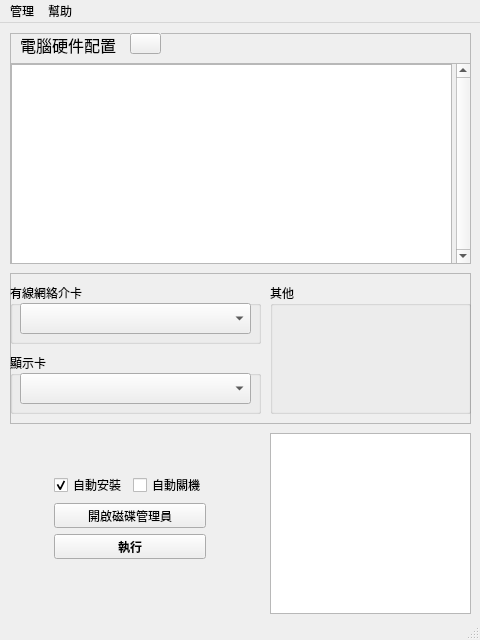
Before: the Qt Designer form src/main.ui in SuperDumbTM/driver-box, drawn with Qt 5.
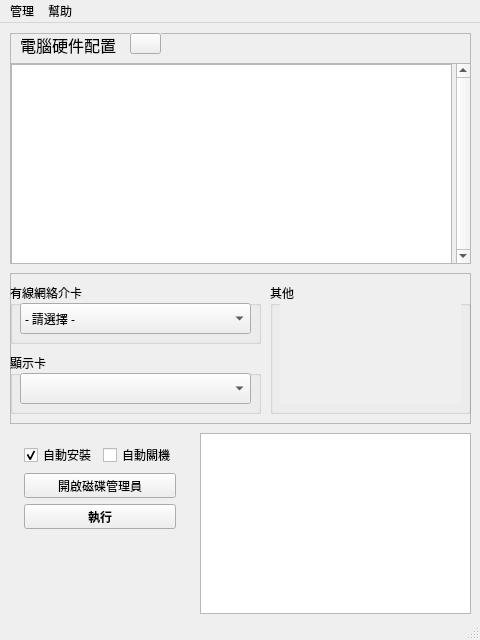
After: the same form once the commit is applied. Icons and pictures are not drawn.

```diff
--- a/src/main.ui
+++ b/src/main.ui
@@ -66,6 +66,11 @@
       <property name="toolTip">
        <string>&lt;html&gt;&lt;head/&gt;&lt;body&gt;&lt;p&gt;&lt;br/&gt;&lt;/p&gt;&lt;/body&gt;&lt;/html&gt;</string>
       </property>
+      <item>
+       <property name="text">
+        <string>- 請選擇 -</string>
+       </property>
+      </item>
      </widget>
     </widget>
     <widget class="QGroupBox" name="displaydriGroupBox">
@@ -109,7 +114,7 @@
      <property name="title">
       <string>其他</string>
      </property>
-     <widget class="QWidget" name="verticalLayoutWidget">
+     <widget class="QScrollArea" name="scrollArea">
       <property name="geometry">
        <rect>
         <x>10</x>
@@ -118,15 +123,52 @@
         <height>101</height>
        </rect>
       </property>
-      <layout class="QVBoxLayout" name="otherdriLayout"/>
+      <property name="autoFillBackground">
+       <bool>false</bool>
+      </property>
+      <property name="styleSheet">
+       <string notr="true">border: 0px;
+</string>
+      </property>
+      <property name="sizeAdjustPolicy">
+       <enum>QAbstractScrollArea::AdjustIgnored</enum>
+      </property>
+      <property name="widgetResizable">
+       <bool>true</bool>
+      </property>
+      <widget class="QWidget" name="scrollAreaWidgetContents_2">
+       <property name="geometry">
+        <rect>
+         <x>0</x>
+         <y>0</y>
+         <width>181</width>
+         <height>101</height>
+        </rect>
+       </property>
+       <property name="styleSheet">
+        <string notr="true">border-color: rgba(255, 255, 255, 0);
+</string>
+       </property>
+       <widget class="QWidget" name="verticalLayoutWidget">
+        <property name="geometry">
+         <rect>
+          <x>0</x>
+          <y>0</y>
+          <width>181</width>
+          <height>101</height>
+         </rect>
+        </property>
+        <layout class="QVBoxLayout" name="otherdriLayout"/>
+       </widget>
+      </widget>
      </widget>
     </widget>
    </widget>
    <widget class="QWidget" name="gridLayoutWidget">
     <property name="geometry">
      <rect>
-      <x>40</x>
-      <y>450</y>
+      <x>10</x>
+      <y>420</y>
       <width>181</width>
       <height>86</height>
      </rect>
@@ -246,9 +288,9 @@
    <widget class="QTextBrowser" name="statusTb">
     <property name="geometry">
      <rect>
-      <x>270</x>
+      <x>200</x>
       <y>410</y>
-      <width>201</width>
+      <width>271</width>
       <height>181</height>
      </rect>
     </property>
```
